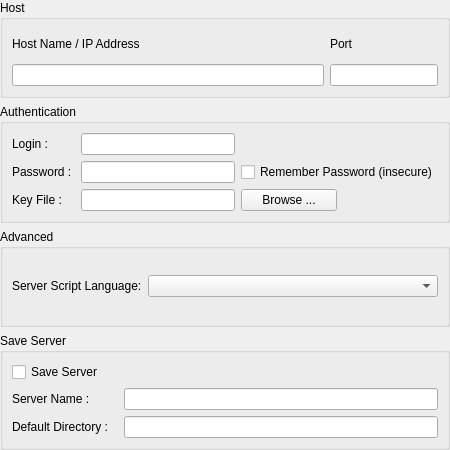
Before: the Qt Designer form ssh/serverconfigwidget.ui in PonyEdit/PonyEdit, drawn with Qt 5.
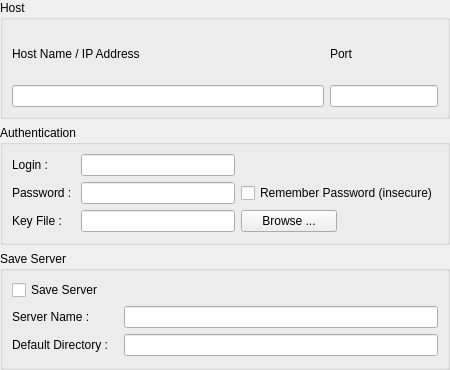
After: the same form once the commit is applied.

Commit message: Removed the Python script and all script-related options

Patch:
```diff
--- a/ssh/serverconfigwidget.ui
+++ b/ssh/serverconfigwidget.ui
@@ -7,7 +7,7 @@
     <x>0</x>
     <y>0</y>
     <width>450</width>
-    <height>450</height>
+    <height>370</height>
    </rect>
   </property>
   <property name="windowTitle">
@@ -116,31 +116,6 @@
      </layout>
     </widget>
    </item>
-   <item>
-    <widget class="QGroupBox" name="groupBox_4">
-     <property name="title">
-      <string>Advanced</string>
-     </property>
-     <layout class="QGridLayout" name="gridLayout_4">
-      <item row="0" column="0">
-       <widget class="QLabel" name="label_7">
-        <property name="sizePolicy">
-         <sizepolicy hsizetype="Fixed" vsizetype="Preferred">
-          <horstretch>0</horstretch>
-          <verstretch>0</verstretch>
-         </sizepolicy>
-        </property>
-        <property name="text">
-         <string>Server Script Language:</string>
-        </property>
-       </widget>
-      </item>
-      <item row="0" column="1">
-       <widget class="QComboBox" name="scriptType"/>
-      </item>
-     </layout>
-    </widget>
-   </item>
    <item>
     <widget class="QGroupBox" name="groupBox_3">
      <property name="title">
```
The commit also changes 11 other files.
